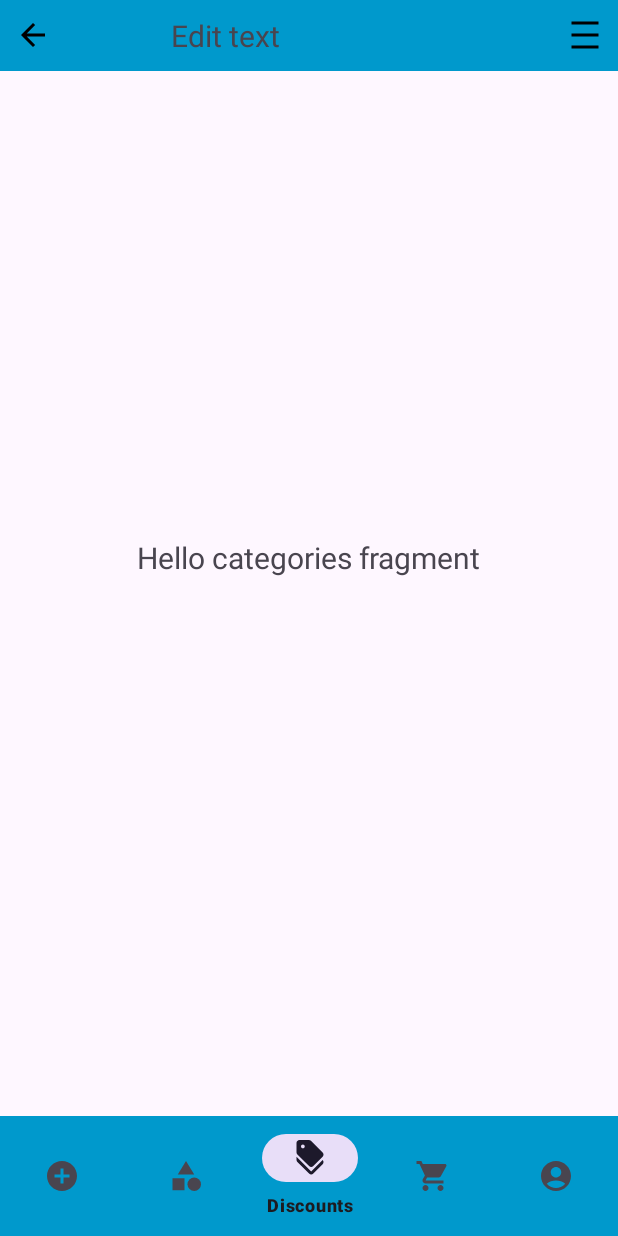
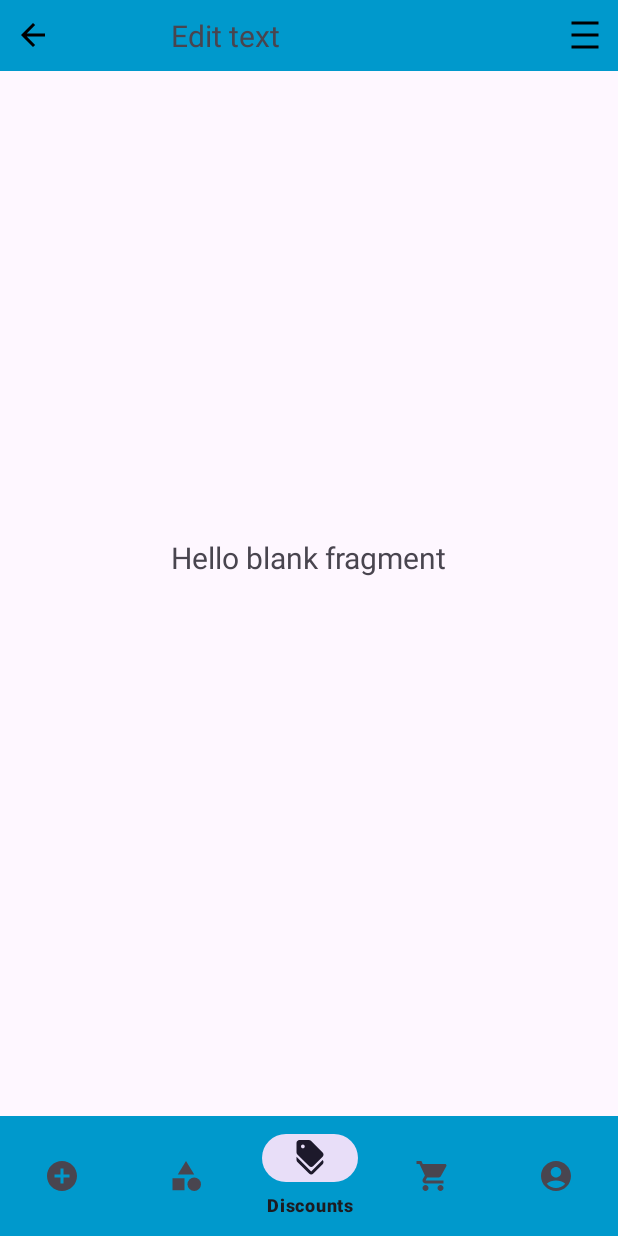
Before and after one commit to Frostlyx/group-27-app-development, an Android app: the screen it shows after launch (MainActivity), item 3 of the bottom bar chosen, on a phone screen of 412 x 824 dp. Run offline under Robolectric (Android 15) with nearby library versions, the phone set to English and light mode, and no system bars.

Commit message:
Added fragments

```diff
--- /dev/null
+++ b/app/src/main/java/com/example/barcodescanner/DiscountsFragment.java
@@ -0,0 +1,64 @@
+package com.example.barcodescanner;
+
+import android.os.Bundle;
+
+import androidx.fragment.app.Fragment;
+
+import android.view.LayoutInflater;
+import android.view.View;
+import android.view.ViewGroup;
+
+/**
+ * A simple {@link Fragment} subclass.
+ * Use the {@link DiscountsFragment#newInstance} factory method to
+ * create an instance of this fragment.
+ */
+public class DiscountsFragment extends Fragment {
+
+    // TODO: Rename parameter arguments, choose names that match
+    // the fragment initialization parameters, e.g. ARG_ITEM_NUMBER
+    private static final String ARG_PARAM1 = "param1";
+    private static final String ARG_PARAM2 = "param2";
+
+    // TODO: Rename and change types of parameters
+    private String mParam1;
+    private String mParam2;
+
+    public DiscountsFragment() {
+        // Required empty public constructor
+    }
+
+    /**
+     * Use this factory method to create a new instance of
+     * this fragment using the provided parameters.
+     *
+     * @param param1 Parameter 1.
+     * @param param2 Parameter 2.
+     * @return A new instance of fragment DiscountsFragment.
+     */
+    // TODO: Rename and change types and number of parameters
+    public static DiscountsFragment newInstance(String param1, String param2) {
+        DiscountsFragment fragment = new DiscountsFragment();
+        Bundle args = new Bundle();
+        args.putString(ARG_PARAM1, param1);
+        args.putString(ARG_PARAM2, param2);
+        fragment.setArguments(args);
+        return fragment;
+    }
+
+    @Override
+    public void onCreate(Bundle savedInstanceState) {
+        super.onCreate(savedInstanceState);
+        if (getArguments() != null) {
+            mParam1 = getArguments().getString(ARG_PARAM1);
+            mParam2 = getArguments().getString(ARG_PARAM2);
+        }
+    }
+
+    @Override
+    public View onCreateView(LayoutInflater inflater, ViewGroup container,
+                             Bundle savedInstanceState) {
+        // Inflate the layout for this fragment
+        return inflater.inflate(R.layout.fragment_discounts, container, false);
+    }
+}
--- a/app/src/main/java/com/example/barcodescanner/MainActivity.java
+++ b/app/src/main/java/com/example/barcodescanner/MainActivity.java
@@ -1,22 +1,13 @@
 package com.example.barcodescanner;
 
-import androidx.annotation.Nullable;
 import androidx.appcompat.app.AppCompatActivity;
 import androidx.fragment.app.Fragment;
 import androidx.fragment.app.FragmentManager;
 import androidx.fragment.app.FragmentTransaction;
 
-import android.annotation.SuppressLint;
-import android.content.Intent;
 import android.os.Bundle;
-import android.view.View;
-import android.widget.Button;
-import android.widget.TextView;
-import android.content.pm.ActivityInfo;
 
 import com.example.barcodescanner.databinding.ActivityMainBinding;
-import com.google.zxing.integration.android.IntentIntegrator;
-import com.google.zxing.integration.android.IntentResult;
 
 public class MainActivity extends AppCompatActivity {
 
@@ -35,7 +26,7 @@
         setContentView(binding.getRoot());
 
         // On startup, open profile fragment
-        replaceFragment(new ProfileFragment());
+        replaceFragment(new MainFragment());
 
         binding.bottomNavigationView.setOnItemSelectedListener(item -> {
 
@@ -48,6 +39,8 @@
                     replaceFragment(new ProfileFragment());
                     break;
 
+                case R.id.discounts:
+                    replaceFragment(new DiscountsFragment());
 
 
             }
--- /dev/null
+++ b/app/src/main/java/com/example/barcodescanner/MainFragment.java
@@ -0,0 +1,64 @@
+package com.example.barcodescanner;
+
+import android.os.Bundle;
+
+import androidx.fragment.app.Fragment;
+
+import android.view.LayoutInflater;
+import android.view.View;
+import android.view.ViewGroup;
+
+/**
+ * A simple {@link Fragment} subclass.
+ * Use the {@link MainFragment#newInstance} factory method to
+ * create an instance of this fragment.
+ */
+public class MainFragment extends Fragment {
+
+    // TODO: Rename parameter arguments, choose names that match
+    // the fragment initialization parameters, e.g. ARG_ITEM_NUMBER
+    private static final String ARG_PARAM1 = "param1";
+    private static final String ARG_PARAM2 = "param2";
+
+    // TODO: Rename and change types of parameters
+    private String mParam1;
+    private String mParam2;
+
+    public MainFragment() {
+        // Required empty public constructor
+    }
+
+    /**
+     * Use this factory method to create a new instance of
+     * this fragment using the provided parameters.
+     *
+     * @param param1 Parameter 1.
+     * @param param2 Parameter 2.
+     * @return A new instance of fragment MainFragment.
+     */
+    // TODO: Rename and change types and number of parameters
+    public static MainFragment newInstance(String param1, String param2) {
+        MainFragment fragment = new MainFragment();
+        Bundle args = new Bundle();
+        args.putString(ARG_PARAM1, param1);
+        args.putString(ARG_PARAM2, param2);
+        fragment.setArguments(args);
+        return fragment;
+    }
+
+    @Override
+    public void onCreate(Bundle savedInstanceState) {
+        super.onCreate(savedInstanceState);
+        if (getArguments() != null) {
+            mParam1 = getArguments().getString(ARG_PARAM1);
+            mParam2 = getArguments().getString(ARG_PARAM2);
+        }
+    }
+
+    @Override
+    public View onCreateView(LayoutInflater inflater, ViewGroup container,
+                             Bundle savedInstanceState) {
+        // Inflate the layout for this fragment
+        return inflater.inflate(R.layout.fragment_main, container, false);
+    }
+}
--- /dev/null
+++ b/app/src/main/res/layout/fragment_discounts.xml
@@ -0,0 +1,16 @@
+<?xml version="1.0" encoding="utf-8"?>
+<FrameLayout xmlns:android="http://schemas.android.com/apk/res/android"
+    xmlns:tools="http://schemas.android.com/tools"
+    android:layout_width="match_parent"
+    android:layout_height="match_parent"
+    tools:context=".DiscountsFragment">
+
+    <!-- TODO: Update blank fragment layout -->
+    <TextView
+        android:layout_width="wrap_content"
+        android:layout_height="wrap_content"
+        android:layout_gravity="center"
+        android:textSize="20dp"
+        android:text="@string/hello_discounts_fragment" />
+
+</FrameLayout>
--- a/app/src/main/res/values/strings.xml
+++ b/app/src/main/res/values/strings.xml
@@ -1,6 +1,9 @@
 <resources>
-    <string name="app_name">Barcode Scanner</string>
+    <string name="app_name">Grocery App</string>
     <!-- TODO: Remove or change this placeholder text -->
     <string name="hello_categories_fragment">Hello categories fragment</string>
     <string name="hello_profile_fragment">Hello profile fragment</string>
+    <!-- TODO: Remove or change this placeholder text -->
+    <string name="hello_blank_fragment">Hello blank fragment</string>
+    <string name="hello_discounts_fragment">Hello blank fragment</string>
 </resources>
```
Also changed, not shown: app/src/main/res/layout/fragment_main.xml (added, +14 -0 lines).
